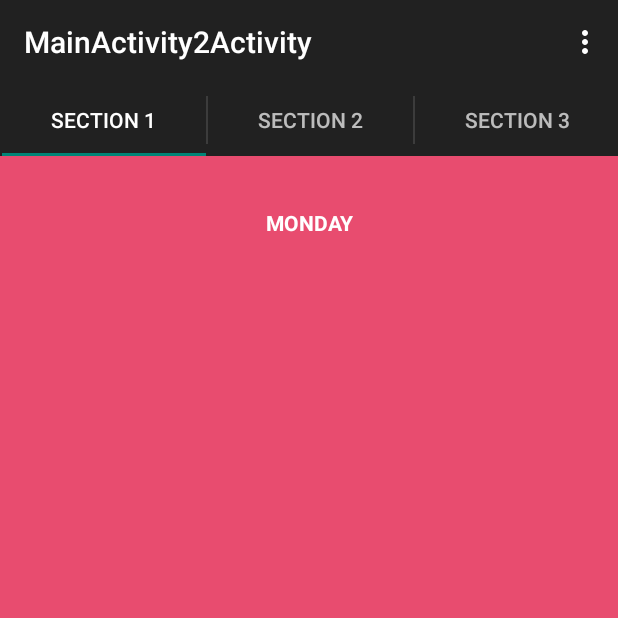
After one commit to HassanSyedt/Aurora_old, an Android app: the MainActivity2Activity screen opened directly, with no data from a screen before it, on a phone screen of 412 x 824 dp, the top half of it. The commit adds this screen. Run offline under Robolectric (Android 15) with nearby library versions, the phone set to English and light mode, and no system bars.

Commit message:
Added a MainActivity2Activity that has the tabs for the events. NEED TO FIX THE LOGIC FOR THIS

```diff
--- a/app/src/main/AndroidManifest.xml
+++ b/app/src/main/AndroidManifest.xml
@@ -36,11 +36,14 @@
                 <category android:name="android.intent.category.LAUNCHER" />
             </intent-filter>
         </activity>
-
         <activity
             android:name=".HomeActivity"
             android:label="" >
         </activity>
+        <activity
+            android:name=".MainActivity2Activity"
+            android:label="@string/title_activity_main_activity2" >
+        </activity>
     </application>
 
 </manifest>
--- a/app/src/main/java/amaranth/aurora/LoginActivity.java
+++ b/app/src/main/java/amaranth/aurora/LoginActivity.java
@@ -29,7 +29,7 @@ public class LoginActivity extends FragmentActivity {
                     .findFragmentById(android.R.id.content);
         }
 
-        //setContentView(R.layout.activity_main);
+
     }
 
 
--- a/app/src/main/java/amaranth/aurora/MainActivity.java
+++ b/app/src/main/java/amaranth/aurora/MainActivity.java
@@ -29,7 +29,7 @@ public class MainActivity extends FragmentActivity {
                     .findFragmentById(android.R.id.content);
         }
 
-       //setContentView(R.layout.activity_main);
+
     }
 
 
--- /dev/null
+++ b/app/src/main/java/amaranth/aurora/MainActivity2Activity.java
@@ -0,0 +1,259 @@
+package amaranth.aurora;
+
+import java.util.Locale;
+
+import android.support.v7.app.ActionBarActivity;
+import android.support.v7.app.ActionBar;
+import android.support.v4.app.Fragment;
+import android.support.v4.app.FragmentManager;
+import android.support.v4.app.FragmentTransaction;
+import android.support.v4.app.FragmentPagerAdapter;
+import android.os.Bundle;
+import android.support.v4.view.ViewPager;
+import android.util.Log;
+import android.view.Gravity;
+import android.view.LayoutInflater;
+import android.view.Menu;
+import android.view.MenuItem;
+import android.view.View;
+import android.view.ViewGroup;
+import android.widget.TextView;
+
+
+public class MainActivity2Activity extends ActionBarActivity implements ActionBar.TabListener {
+
+    /**
+     * The {@link android.support.v4.view.PagerAdapter} that will provide
+     * fragments for each of the sections. We use a
+     * {@link FragmentPagerAdapter} derivative, which will keep every
+     * loaded fragment in memory. If this becomes too memory intensive, it
+     * may be best to switch to a
+     * {@link android.support.v4.app.FragmentStatePagerAdapter}.
+     */
+    SectionsPagerAdapter mSectionsPagerAdapter;
+
+    /**
+     * The {@link ViewPager} that will host the section contents.
+     */
+    ViewPager mViewPager;
+
+    @Override
+    protected void onCreate(Bundle savedInstanceState) {
+        super.onCreate(savedInstanceState);
+        setContentView(R.layout.activity_main_activity2);
+
+        // Set up the action bar.
+        final ActionBar actionBar = getSupportActionBar();
+        actionBar.setNavigationMode(ActionBar.NAVIGATION_MODE_TABS);
+
+        // Create the adapter that will return a fragment for each of the three
+        // primary sections of the activity.
+        mSectionsPagerAdapter = new SectionsPagerAdapter(getSupportFragmentManager());
+
+        // Set up the ViewPager with the sections adapter.
+        mViewPager = (ViewPager) findViewById(R.id.pager);
+        mViewPager.setAdapter(mSectionsPagerAdapter);
+
+        // When swiping between different sections, select the corresponding
+        // tab. We can also use ActionBar.Tab#select() to do this if we have
+        // a reference to the Tab.
+        mViewPager.setOnPageChangeListener(new ViewPager.SimpleOnPageChangeListener() {
+            @Override
+            public void onPageSelected(int position) {
+                actionBar.setSelectedNavigationItem(position);
+            }
+        });
+
+        // For each of the sections in the app, add a tab to the action bar.
+        for (int i = 0; i < mSectionsPagerAdapter.getCount(); i++) {
+            // Create a tab with text corresponding to the page title defined by
+            // the adapter. Also specify this Activity object, which implements
+            // the TabListener interface, as the callback (listener) for when
+            // this tab is selected.
+            actionBar.addTab(
+                    actionBar.newTab()
+                            .setText(mSectionsPagerAdapter.getPageTitle(i))
+                            .setTabListener(this));
+        }
+    }
+
+
+    @Override
+    public boolean onCreateOptionsMenu(Menu menu) {
+        // Inflate the menu; this adds items to the action bar if it is present.
+        getMenuInflater().inflate(R.menu.menu_main_activity2, menu);
+        return true;
+    }
+
+    @Override
+    public boolean onOptionsItemSelected(MenuItem item) {
+        // Handle action bar item clicks here. The action bar will
+        // automatically handle clicks on the Home/Up button, so long
+        // as you specify a parent activity in AndroidManifest.xml.
+        int id = item.getItemId();
+
+        //noinspection SimplifiableIfStatement
+        if (id == R.id.action_settings) {
+            return true;
+        }
+
+        return super.onOptionsItemSelected(item);
+    }
+
+    @Override
+    public void onTabSelected(ActionBar.Tab tab, FragmentTransaction fragmentTransaction) {
+        // When the given tab is selected, switch to the corresponding page in
+        // the ViewPager.
+        mViewPager.setCurrentItem(tab.getPosition());
+    }
+
+    @Override
+    public void onTabUnselected(ActionBar.Tab tab, FragmentTransaction fragmentTransaction) {
+    }
+
+    @Override
+    public void onTabReselected(ActionBar.Tab tab, FragmentTransaction fragmentTransaction) {
+    }
+
+    /**
+     * A {@link FragmentPagerAdapter} that returns a fragment corresponding to
+     * one of the sections/tabs/pages.
+     */
+    public class SectionsPagerAdapter extends FragmentPagerAdapter {
+
+        public SectionsPagerAdapter(FragmentManager fm) {
+            super(fm);
+        }
+
+        @Override
+        public Fragment getItem(int position) {
+            // getItem is called to instantiate the fragment for the given page.
+            // Return a PlaceholderFragment (defined as a static inner class below).
+            if(position==0){
+                Log.i("PAGER",""+position);
+                return PlaceholderFragment.newInstance(1);
+            }
+            if(position==1){
+                Log.i("PAGER",""+position);
+                return PlaceholderFragment2.newInstance(2);
+            }
+           if(position==2){
+               Log.i("PAGER",""+position);
+               return PlaceholderFragment3.newInstance(3);
+           }
+            Log.i("PAGER","Something went wrong we are outside if statements, position:  "+ position);
+        return PlaceholderFragment.newInstance(1);
+        }
+
+        @Override
+        public int getCount() {
+            // Show 3 total pages.
+            return 3;
+        }
+
+        @Override
+        public CharSequence getPageTitle(int position) {
+            Locale l = Locale.getDefault();
+            switch (position) {
+                case 0:
+                    return getString(R.string.title_section1).toUpperCase(l);
+                case 1:
+                    return getString(R.string.title_section2).toUpperCase(l);
+                case 2:
+                    return getString(R.string.title_section3).toUpperCase(l);
+            }
+            return null;
+        }
+    }
+
+    /**
+     * A placeholder fragment containing a simple view.
+     */
+    public static class PlaceholderFragment extends Fragment {
+        /**
+         * The fragment argument representing the section number for this
+         * fragment.
+         */
+        private static final String ARG_SECTION_NUMBER = "section_number";
+
+        /**
+         * Returns a new instance of this fragment for the given section
+         * number.
+         */
+        public static PlaceholderFragment newInstance(int sectionNumber) {
+            PlaceholderFragment fragment = new PlaceholderFragment();
+            Bundle args = new Bundle();
+            args.putInt(ARG_SECTION_NUMBER, sectionNumber);
+            fragment.setArguments(args);
+            return fragment;
+        }
+
+        public PlaceholderFragment() {
+        }
+
+        @Override
+        public View onCreateView(LayoutInflater inflater, ViewGroup container,
+                                 Bundle savedInstanceState) {
+            View rootView = inflater.inflate(R.layout.activity_home, container, false);
+            return rootView;
+        }
+    }
+    public static class PlaceholderFragment2 extends Fragment {
+        /**
+         * The fragment argument representing the section number for this
+         * fragment.
+         */
+        private static final String ARG_SECTION_NUMBER = "section_number";
+
+        /**
+         * Returns a new instance of this fragment for the given section
+         * number.
+         */
+        public static PlaceholderFragment2 newInstance(int sectionNumber) {
+            PlaceholderFragment2 fragment = new PlaceholderFragment2();
+            Bundle args = new Bundle();
+            args.putInt(ARG_SECTION_NUMBER, sectionNumber);
+            fragment.setArguments(args);
+            return fragment;
+        }
+
+        public PlaceholderFragment2() {
+        }
+
+        @Override
+        public View onCreateView(LayoutInflater inflater, ViewGroup container,
+                                 Bundle savedInstanceState) {
+            View rootView = inflater.inflate(R.layout.activity_home2, container, false);
+            return rootView;
+        }
+    }
+    public static class PlaceholderFragment3 extends Fragment {
+        /**
+         * The fragment argument representing the section number for this
+         * fragment.
+         */
+        private static final String ARG_SECTION_NUMBER = "section_number";
+
+        /**
+         * Returns a new instance of this fragment for the given section
+         * number.
+         */
+        public static PlaceholderFragment3 newInstance(int sectionNumber) {
+            PlaceholderFragment3 fragment = new PlaceholderFragment3();
+            Bundle args = new Bundle();
+            args.putInt(ARG_SECTION_NUMBER, sectionNumber);
+            fragment.setArguments(args);
+            return fragment;
+        }
+
+        public PlaceholderFragment3() {
+        }
+
+        @Override
+        public View onCreateView(LayoutInflater inflater, ViewGroup container,
+                                 Bundle savedInstanceState) {
+            View rootView = inflater.inflate(R.layout.activity_home2, container, false);
+            return rootView;
+        }
+    }
+}
--- a/app/src/main/java/amaranth/aurora/MainFragment.java
+++ b/app/src/main/java/amaranth/aurora/MainFragment.java
@@ -46,7 +46,7 @@ public class MainFragment extends android.support.v4.app.Fragment {
             //this is where i assume you handle logging into q=w
             Log.i(TAG,"Logged in...");
 
-            Intent intent = new Intent(getActivity(), HomeActivity.class);
+            Intent intent = new Intent(getActivity(), MainActivity2Activity.class);
             startActivity(intent);
 
 
@@ -70,7 +70,7 @@ public class MainFragment extends android.support.v4.app.Fragment {
     public View onCreateView(LayoutInflater inflater,
                              ViewGroup container,
                              Bundle savedInstanceState) {
-        View view = inflater.inflate(R.layout.activity_main, container, false);
+        View view = inflater.inflate(R.layout.activity_login, container, false);
         LoginButton authButton= (LoginButton) view.findViewById(R.id.authButton);
         authButton.setFragment(this);
         authButton.setReadPermissions(Arrays.asList("public_profile","user_friends"));
--- /dev/null
+++ b/app/src/main/res/layout/activity_main_activity2.xml
@@ -0,0 +1,4 @@
+<android.support.v4.view.ViewPager xmlns:android="http://schemas.android.com/apk/res/android"
+    xmlns:tools="http://schemas.android.com/tools" android:id="@+id/pager"
+    android:layout_width="match_parent" android:layout_height="match_parent"
+    tools:context="amaranth.aurora.MainActivity2Activity" />
--- a/app/src/main/res/menu/menu_home.xml
+++ b/app/src/main/res/menu/menu_home.xml
@@ -11,11 +11,13 @@
         android:orderInCategory="100"
         app:showAsAction="never" />
     <item
+
         app:showAsAction="always"
         android:icon="@drawable/middle"
         android:id="@+id/menu_events"
         android:title="Events"
         ></item>
+    <!-- android:onClick="" -->
 
     <item
         app:showAsAction="always"
@@ -23,6 +25,7 @@
         android:id="@+id/menu_event_notifications"
         android:title="Notifications"
         ></item>
+    <!-- android:onClick="" -->
 
     <item
         app:showAsAction="always"
@@ -30,4 +33,5 @@
         android:id="@+id/menu_invites"
         android:title="Invites"
         ></item>
+    <!-- android:onClick="" -->
 </menu>
--- /dev/null
+++ b/app/src/main/res/menu/menu_main_activity2.xml
@@ -0,0 +1,7 @@
+<menu xmlns:android="http://schemas.android.com/apk/res/android"
+    xmlns:app="http://schemas.android.com/apk/res-auto"
+    xmlns:tools="http://schemas.android.com/tools"
+    tools:context="amaranth.aurora.MainActivity2Activity">
+    <item android:id="@+id/action_settings" android:title="@string/action_settings"
+        android:orderInCategory="100" app:showAsAction="never" />
+</menu>
--- a/app/src/main/res/values/strings.xml
+++ b/app/src/main/res/values/strings.xml
@@ -19,5 +19,11 @@
     </string-array>
 
     <string name="title_activity_home">HomeActivity</string>
+    <string name="title_activity_main_activity2">MainActivity2Activity</string>
+
+
+    <string name="title_section1">Section 1</string>
+    <string name="title_section2">Section 2</string>
+    <string name="title_section3">Section 3</string>
 
 </resources>
```
Also changed, not shown: app/src/main/java/amaranth/aurora/HomeActivity.java (+76 -2 lines), app/src/main/res/layout/activity_home2.xml (added, +22 -0 lines), app/src/main/res/layout/activity_home3.xml (added, +22 -0 lines), app/src/main/res/layout/fragment_demo.xml (added, +12 -0 lines), app/src/main/res/layout/fragment_main_activity2.xml (added, +12 -0 lines), app/src/main/res/layout/activity_login.xml (renamed from app/src/main/res/layout/activity_main.xml).
